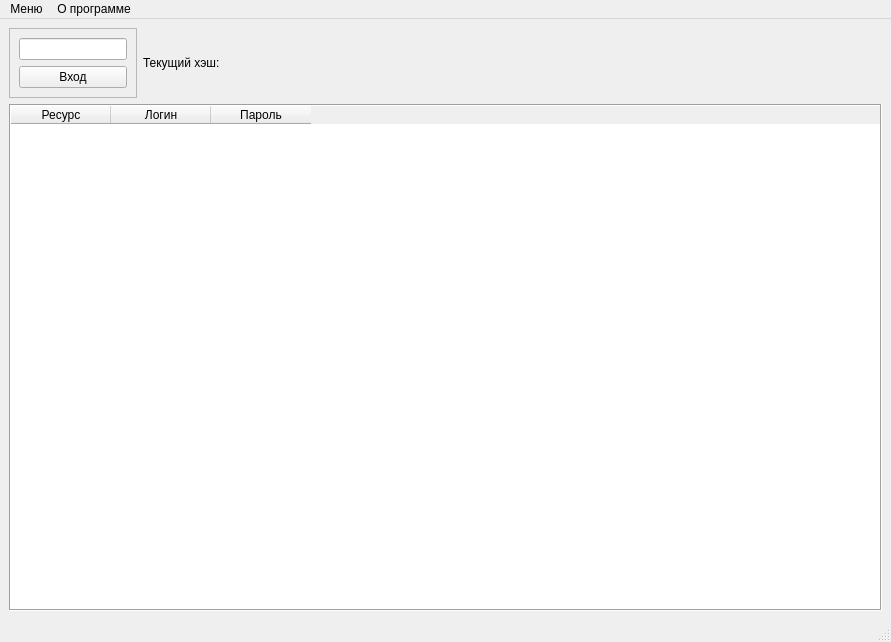
First picture: the form in PassVAL/guiPassVal.ui, repository erfaenda/PiuPiu, before the edit.
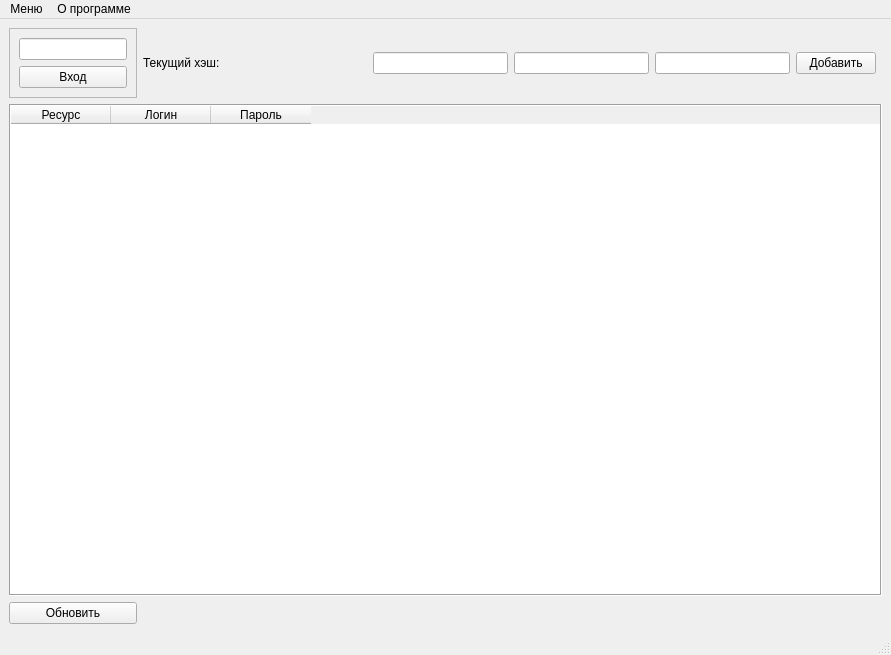
Second picture: the form after the edit.

Diff of the .ui file:
```diff
--- a/PassVAL/guiPassVal.ui
+++ b/PassVAL/guiPassVal.ui
@@ -7,7 +7,7 @@
     <x>0</x>
     <y>0</y>
     <width>891</width>
-    <height>642</height>
+    <height>655</height>
    </rect>
   </property>
   <property name="windowTitle">
@@ -47,20 +47,14 @@
       </layout>
      </widget>
     </item>
-    <item row="0" column="4">
-     <spacer name="horizontalSpacer">
-      <property name="orientation">
-       <enum>Qt::Horizontal</enum>
+    <item row="0" column="1">
+     <widget class="QLabel" name="label">
+      <property name="text">
+       <string>Текущий хэш:</string>
       </property>
-      <property name="sizeHint" stdset="0">
-       <size>
-        <width>40</width>
-        <height>20</height>
-       </size>
-      </property>
-     </spacer>
+     </widget>
     </item>
-    <item row="0" column="2">
+    <item row="0" column="3">
      <spacer name="horizontalSpacer_2">
       <property name="orientation">
        <enum>Qt::Horizontal</enum>
@@ -73,7 +67,17 @@
       </property>
      </spacer>
     </item>
-    <item row="1" column="0" colspan="6">
+    <item row="0" column="5">
+     <widget class="QLineEdit" name="lineEdit_3"/>
+    </item>
+    <item row="0" column="7">
+     <widget class="QPushButton" name="pushButton_2">
+      <property name="text">
+       <string>Добавить</string>
+      </property>
+     </widget>
+    </item>
+    <item row="1" column="0" colspan="9">
      <widget class="QTableWidget" name="tableWidget">
       <property name="frameShape">
        <enum>QFrame::Box</enum>
@@ -107,10 +111,20 @@
       </column>
      </widget>
     </item>
-    <item row="0" column="1">
-     <widget class="QLabel" name="label">
+    <item row="0" column="6">
+     <widget class="QLineEdit" name="lineEdit_4">
+      <property name="echoMode">
+       <enum>QLineEdit::Password</enum>
+      </property>
+     </widget>
+    </item>
+    <item row="0" column="4">
+     <widget class="QLineEdit" name="lineEdit_2"/>
+    </item>
+    <item row="2" column="0">
+     <widget class="QPushButton" name="pushButton_3">
       <property name="text">
-       <string>Текущий хэш:</string>
+       <string>Обновить</string>
       </property>
      </widget>
     </item>
```
